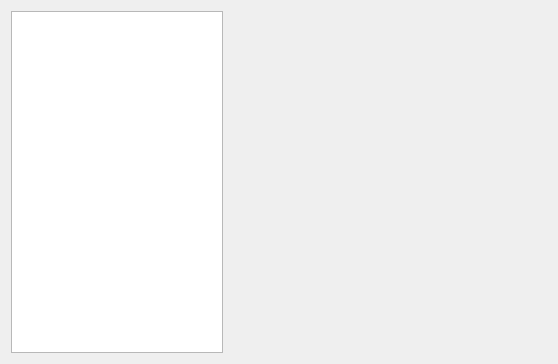
This is wizard/ui/board_select.ui in imby/STM32VLDiscovery_BeRTOS as Qt 5 draws it before an edit. The edited form follows.
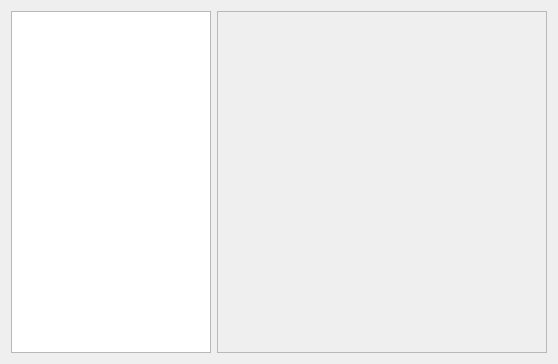
This is the edited form.

Commit message: Modify the layout of the two-column pages.

```diff
--- a/wizard/ui/board_select.ui
+++ b/wizard/ui/board_select.ui
@@ -13,7 +13,7 @@
   <property name="windowTitle">
    <string>Form</string>
   </property>
-  <layout class="QHBoxLayout" name="horizontalLayout" stretch="2,3">
+  <layout class="QHBoxLayout" name="horizontalLayout" stretch="0,1">
    <item>
     <layout class="QVBoxLayout" name="verticalLayout_2">
      <item>
@@ -26,13 +26,13 @@
        </property>
        <property name="minimumSize">
         <size>
-         <width>150</width>
+         <width>200</width>
          <height>0</height>
         </size>
        </property>
        <property name="maximumSize">
         <size>
-         <width>16777215</width>
+         <width>200</width>
          <height>16777215</height>
         </size>
        </property>
@@ -41,7 +41,20 @@
     </layout>
    </item>
    <item>
-    <layout class="QVBoxLayout" name="verticalLayout" stretch="0,0">
+    <widget class="QScrollArea" name="scrollArea">
+     <property name="widgetResizable">
+      <bool>true</bool>
+     </property>
+     <widget class="QWidget" name="scrollAreaWidgetContents">
+      <property name="geometry">
+       <rect>
+        <x>0</x>
+        <y>0</y>
+        <width>318</width>
+        <height>336</height>
+       </rect>
+      </property>
+      <layout class="QVBoxLayout" name="verticalLayout" stretch="0,1,0">
      <item>
       <widget class="QLabel" name="imageLabel">
        <property name="text">
@@ -62,7 +75,22 @@
        </property>
       </widget>
      </item>
-    </layout>
+       <item>
+        <spacer name="verticalSpacer">
+         <property name="orientation">
+          <enum>Qt::Vertical</enum>
+         </property>
+         <property name="sizeHint" stdset="0">
+          <size>
+           <width>20</width>
+           <height>40</height>
+          </size>
+         </property>
+        </spacer>
+       </item>
+      </layout>
+     </widget>
+    </widget>
    </item>
   </layout>
  </widget>
```
Lines whose indentation alone changed are shown as unchanged. The commit also changes 3 other files.
